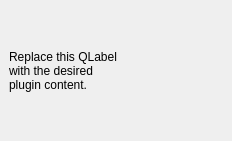
Before: the Qt Designer form radiation_reconnaissance_results_dockwidget_base.ui in pikorcik/piskoviste, drawn with Qt 5.
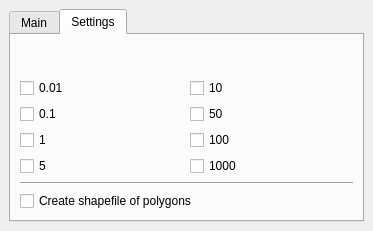
After: the same form once the commit is applied. The open tabs and pages were chosen to show the change. Custom widgets are drawn as their Qt base class.

```diff
--- a/radiation_reconnaissance_results_dockwidget_base.ui
+++ b/radiation_reconnaissance_results_dockwidget_base.ui
@@ -6,27 +6,205 @@
    <rect>
     <x>0</x>
     <y>0</y>
-    <width>232</width>
-    <height>141</height>
+    <width>373</width>
+    <height>231</height>
    </rect>
   </property>
+  <property name="minimumSize">
+   <size>
+    <width>269</width>
+    <height>222</height>
+   </size>
+  </property>
   <property name="windowTitle">
    <string>Radiation reconnaissance results</string>
   </property>
   <widget class="QWidget" name="dockWidgetContents">
-   <layout class="QGridLayout" name="gridLayout">
+   <layout class="QGridLayout" name="gridLayout_3">
     <item row="0" column="0">
-     <widget class="QLabel" name="label">
-      <property name="text">
-       <string>Replace this QLabel
-with the desired
-plugin content.</string>
+     <widget class="QTabWidget" name="tabWidget">
+      <property name="currentIndex">
+       <number>0</number>
       </property>
+      <widget class="QWidget" name="main">
+       <attribute name="title">
+        <string>Main</string>
+       </attribute>
+       <layout class="QGridLayout" name="gridLayout_2">
+        <item row="0" column="0">
+         <widget class="QLabel" name="raster_label">
+          <property name="text">
+           <string>Raster:</string>
+          </property>
+         </widget>
+        </item>
+        <item row="0" column="1">
+         <widget class="QgsMapLayerComboBox" name="raster_box"/>
+        </item>
+        <item row="0" column="2">
+         <widget class="QPushButton" name="load_raster">
+          <property name="text">
+           <string>Load raster</string>
+          </property>
+         </widget>
+        </item>
+        <item row="1" column="0">
+         <widget class="QLabel" name="type_label">
+          <property name="text">
+           <string>Type of data:</string>
+          </property>
+         </widget>
+        </item>
+        <item row="1" column="1">
+         <widget class="QComboBox" name="type_box">
+          <item>
+           <property name="text">
+            <string>Activity</string>
+           </property>
+          </item>
+          <item>
+           <property name="text">
+            <string>Doserate</string>
+           </property>
+          </item>
+         </widget>
+        </item>
+        <item row="2" column="0" colspan="3">
+         <widget class="Line" name="line">
+          <property name="orientation">
+           <enum>Qt::Horizontal</enum>
+          </property>
+         </widget>
+        </item>
+        <item row="3" column="0">
+         <widget class="QLabel" name="report_label">
+          <property name="text">
+           <string>Report:</string>
+          </property>
+         </widget>
+        </item>
+        <item row="3" column="1">
+         <widget class="QLineEdit" name="report_file">
+          <property name="readOnly">
+           <bool>true</bool>
+          </property>
+         </widget>
+        </item>
+        <item row="3" column="2">
+         <widget class="QToolButton" name="report_button">
+          <property name="text">
+           <string>...</string>
+          </property>
+         </widget>
+        </item>
+        <item row="4" column="2">
+         <widget class="QPushButton" name="solve_button">
+          <property name="text">
+           <string>Solve</string>
+          </property>
+         </widget>
+        </item>
+       </layout>
+      </widget>
+      <widget class="QWidget" name="settings">
+       <property name="accessibleName">
+        <string/>
+       </property>
+       <attribute name="title">
+        <string>Settings</string>
+       </attribute>
+       <layout class="QGridLayout" name="gridLayout">
+        <item row="8" column="0" colspan="2">
+         <widget class="QCheckBox" name="check_shp">
+          <property name="text">
+           <string>Create shapefile of polygons</string>
+          </property>
+         </widget>
+        </item>
+        <item row="3" column="1">
+         <widget class="QCheckBox" name="check_100">
+          <property name="text">
+           <string>100</string>
+          </property>
+         </widget>
+        </item>
+        <item row="0" column="0">
+         <widget class="QLabel" name="doserate_label">
+          <property name="text">
+           <string/>
+          </property>
+         </widget>
+        </item>
+        <item row="2" column="1">
+         <widget class="QCheckBox" name="check_50">
+          <property name="text">
+           <string>50</string>
+          </property>
+         </widget>
+        </item>
+        <item row="4" column="1">
+         <widget class="QCheckBox" name="check_1000">
+          <property name="text">
+           <string>1000</string>
+          </property>
+         </widget>
+        </item>
+        <item row="1" column="1">
+         <widget class="QCheckBox" name="check_10">
+          <property name="text">
+           <string>10</string>
+          </property>
+         </widget>
+        </item>
+        <item row="4" column="0">
+         <widget class="QCheckBox" name="check_5">
+          <property name="text">
+           <string>5</string>
+          </property>
+         </widget>
+        </item>
+        <item row="3" column="0">
+         <widget class="QCheckBox" name="check_1">
+          <property name="text">
+           <string>1</string>
+          </property>
+         </widget>
+        </item>
+        <item row="2" column="0">
+         <widget class="QCheckBox" name="check_01">
+          <property name="text">
+           <string>0.1</string>
+          </property>
+         </widget>
+        </item>
+        <item row="1" column="0">
+         <widget class="QCheckBox" name="check_001">
+          <property name="text">
+           <string>0.01</string>
+          </property>
+         </widget>
+        </item>
+        <item row="7" column="0" colspan="2">
+         <widget class="Line" name="line_2">
+          <property name="orientation">
+           <enum>Qt::Horizontal</enum>
+          </property>
+         </widget>
+        </item>
+       </layout>
+      </widget>
      </widget>
     </item>
    </layout>
   </widget>
  </widget>
+ <customwidgets>
+  <customwidget>
+   <class>QgsMapLayerComboBox</class>
+   <extends>QComboBox</extends>
+   <header>qgis.gui</header>
+  </customwidget>
+ </customwidgets>
  <resources/>
  <connections/>
 </ui>
```
